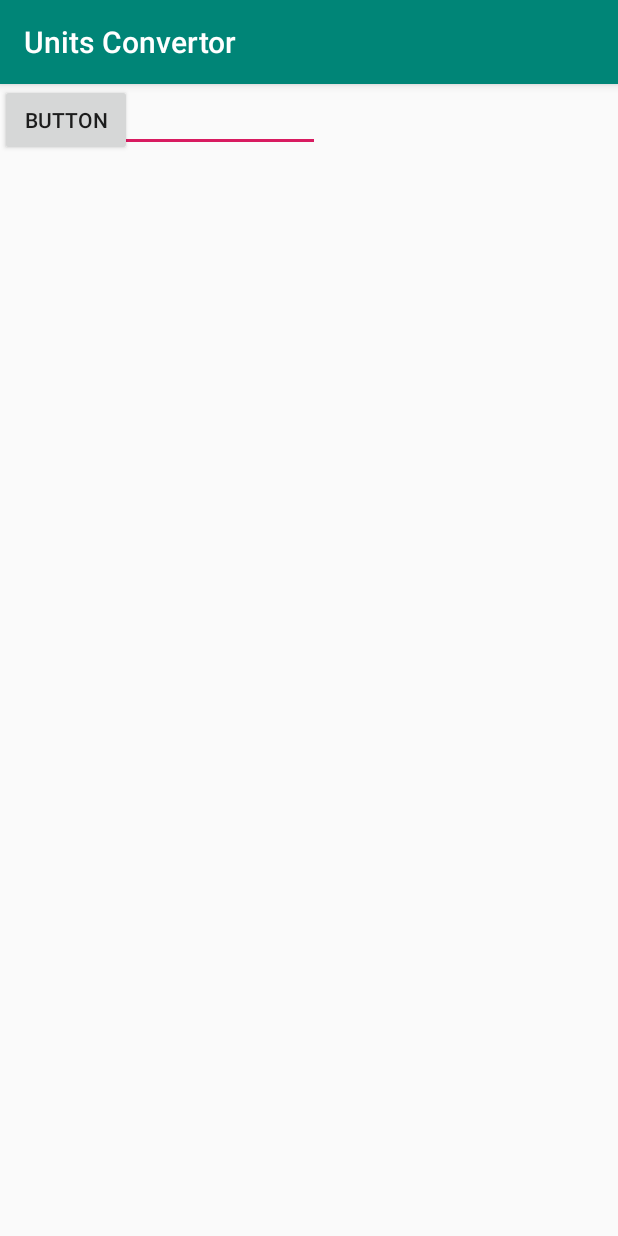
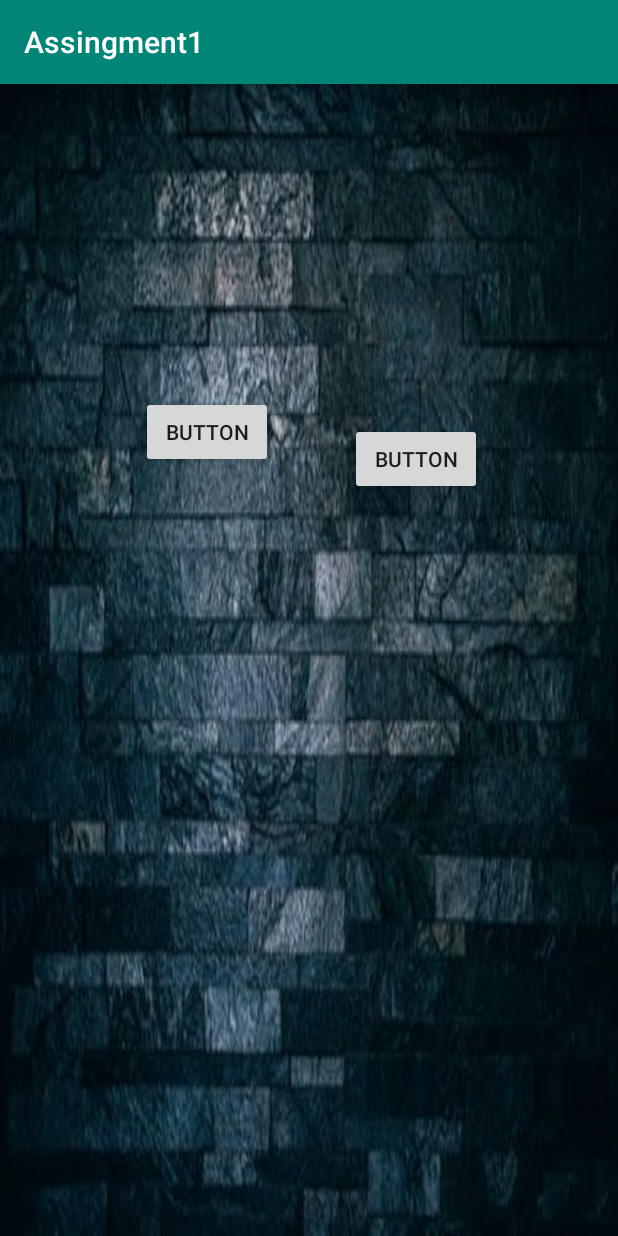
Before and after one commit to rthaiva1/Units-Convertor-Andriod-App, an Android app: the screen it shows after launch (MainActivity), on a phone screen of 412 x 824 dp. Run offline under Robolectric (Android 15) with nearby library versions, the phone set to English and light mode, and no system bars.

Commit message:
Fourth Commit

```diff
--- a/app/src/main/AndroidManifest.xml
+++ b/app/src/main/AndroidManifest.xml
@@ -1,6 +1,6 @@
 <?xml version="1.0" encoding="utf-8"?>
 <manifest xmlns:android="http://schemas.android.com/apk/res/android"
-    package="com.example.unitsconvertor">
+    package="com.example.assingment1">
 
     <application
         android:allowBackup="true"
@@ -9,6 +9,7 @@
         android:roundIcon="@mipmap/ic_launcher_round"
         android:supportsRtl="true"
         android:theme="@style/AppTheme">
+        <activity android:name=".Main2Activity"></activity>
         <activity android:name=".MainActivity">
             <intent-filter>
                 <action android:name="android.intent.action.MAIN" />
--- /dev/null
+++ b/app/src/main/java/com/example/assingment1/MainActivity.java
@@ -0,0 +1,25 @@
+package com.example.assingment1;
+
+import android.os.Bundle;
+import android.view.View;
+import android.widget.Button;
+import android.content.Intent;
+import androidx.appcompat.app.AppCompatActivity;
+
+public class MainActivity extends AppCompatActivity {
+    Button firstbutton;
+    @Override
+    protected void onCreate(Bundle savedInstanceState) {
+        super.onCreate(savedInstanceState);
+        setContentView(R.layout.activity_main);
+
+        firstbutton = findViewById(R.id.button);
+        firstbutton.setOnClickListener(new View.OnClickListener() {
+            @Override
+            public void onClick(View view) {
+                Intent intent_1 = new Intent(MainActivity.this,Main2Activity.class);
+                startActivity(intent_1);
+            }
+        });
+    }
+}
--- a/app/src/main/java/com/example/unitsconvertor/MainActivity.java
+++ /dev/null
@@ -1,37 +0,0 @@
-package com.example.unitsconvertor;
-
-import androidx.appcompat.app.AppCompatActivity;
-
-import android.os.Bundle;
-import android.view.View;
-import android.widget.AdapterView;
-import android.widget.ArrayAdapter;
-import android.widget.Spinner;
-import android.widget.Toast;
-
-public class MainActivity extends AppCompatActivity implements AdapterView.OnItemSelectedListener{
-
-    @Override
-    protected void onCreate(Bundle savedInstanceState) {
-        super.onCreate(savedInstanceState);
-        setContentView(R.layout.activity_main);
-
-        Spinner spinner = findViewById(R.id.spinner1);
-        ArrayAdapter<CharSequence> adapter = ArrayAdapter.createFromResource(this, R.array.length, android.R.layout.simple_spinner_item);
-        adapter.setDropDownViewResource(android.R.layout.simple_spinner_dropdown_item);
-        spinner.setAdapter(adapter);
-        spinner.setOnItemSelectedListener(this);
-
-    }
-
-    @Override
-    public void onItemSelected(AdapterView<?> adapterView, View view, int i, long l) {
-        String text = adapterView.getItemAtPosition(i).toString();
-        Toast.makeText(adapterView.getContext(), text, Toast.LENGTH_SHORT).show();
-    }
-
-    @Override
-    public void onNothingSelected(AdapterView<?> adapterView) {
-
-    }
-}
--- a/app/src/main/res/layout/activity_main.xml
+++ b/app/src/main/res/layout/activity_main.xml
@@ -4,57 +4,33 @@
     xmlns:tools="http://schemas.android.com/tools"
     android:layout_width="match_parent"
     android:layout_height="match_parent"
+    android:orientation="vertical"
+    android:background="@drawable/background"
+    android:weightSum="10"
     tools:context=".MainActivity">
-
-    <EditText
-        android:id="@+id/editText"
-        android:layout_width="wrap_content"
-        android:layout_height="wrap_content"
-        android:ems="10"
-        android:inputType="textPersonName"
-        android:text="Name"
-        tools:ignore="MissingConstraints"
-        tools:layout_editor_absoluteX="16dp"
-        tools:layout_editor_absoluteY="121dp" />
 
     <Button
         android:id="@+id/button"
         android:layout_width="wrap_content"
         android:layout_height="wrap_content"
+        android:layout_marginTop="208dp"
         android:text="Button"
-        tools:ignore="MissingConstraints"
-        tools:layout_editor_absoluteX="254dp"
-        tools:layout_editor_absoluteY="118dp" />
+        app:layout_constraintBottom_toBottomOf="parent"
+        app:layout_constraintEnd_toEndOf="parent"
+        app:layout_constraintHorizontal_bias="0.291"
+        app:layout_constraintStart_toStartOf="parent"
+        app:layout_constraintTop_toTopOf="parent"
+        app:layout_constraintVertical_bias="0.0" />
 
-    <Spinner
-        android:id="@+id/spinner1"
-        android:layout_width="41dp"
-        android:layout_height="16dp"
-        tools:ignore="MissingConstraints"
-        tools:layout_editor_absoluteX="203dp"
-        tools:layout_editor_absoluteY="361dp" />
-
-    <TableLayout
-        android:layout_width="match_parent"
-        android:layout_height="match_parent"
-        tools:layout_editor_absoluteX="101dp"
-        tools:layout_editor_absoluteY="53dp">
-
-        <TableRow
-            android:layout_width="match_parent"
-            android:layout_height="match_parent" />
-
-        <TableRow
-            android:layout_width="match_parent"
-            android:layout_height="match_parent" />
-
-        <TableRow
-            android:layout_width="match_parent"
-            android:layout_height="match_parent" />
-
-        <TableRow
-            android:layout_width="match_parent"
-            android:layout_height="match_parent" />
-    </TableLayout>
-
+    <Button
+        android:id="@+id/button2"
+        android:layout_width="wrap_content"
+        android:layout_height="wrap_content"
+        android:text="Button"
+        app:layout_constraintBottom_toBottomOf="parent"
+        app:layout_constraintEnd_toEndOf="parent"
+        app:layout_constraintHorizontal_bias="0.721"
+        app:layout_constraintStart_toStartOf="parent"
+        app:layout_constraintTop_toTopOf="parent"
+        app:layout_constraintVertical_bias="0.314" />
 </androidx.constraintlayout.widget.ConstraintLayout>
--- a/app/src/main/res/values/strings.xml
+++ b/app/src/main/res/values/strings.xml
@@ -1,5 +1,5 @@
 <resources>
-    <string name="app_name">Units Convertor</string>
+    <string name="app_name">Assingment1</string>
 
     <string-array name="length">
         <item>inch</item>
--- a/settings.gradle
+++ b/settings.gradle
@@ -1,2 +1,2 @@
 include ':app'
-rootProject.name='Units Convertor'
+rootProject.name='Assingment1'
```
Also changed, not shown: app/build.gradle (+4 -5 lines), app/src/main/java/com/example/assingment1/Main2Activity.java (added, +66 -0 lines), app/src/main/res/layout/activity_main2.xml (added, +83 -0 lines), app/gradle/wrapper/gradle-wrapper.properties, app/src/main/res/drawable/background.jpeg (added), app/src/main/res/drawable/length.jpg (added), app/src/main/res/drawable/liquid.jpg (added), 8 other files.
